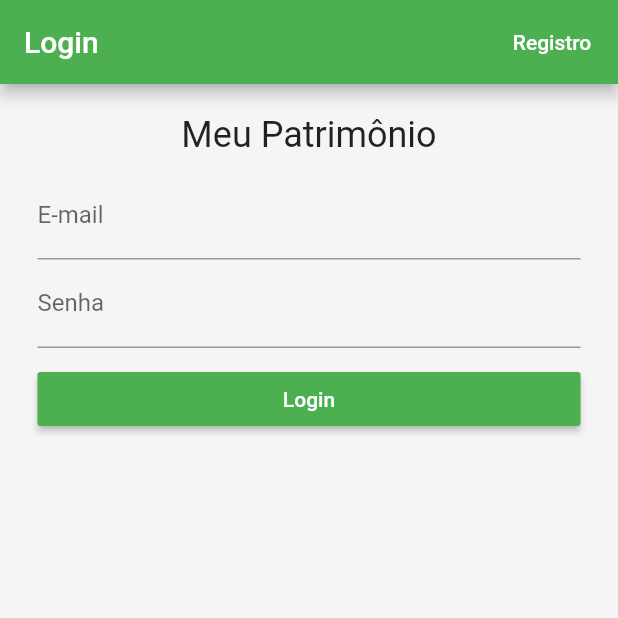
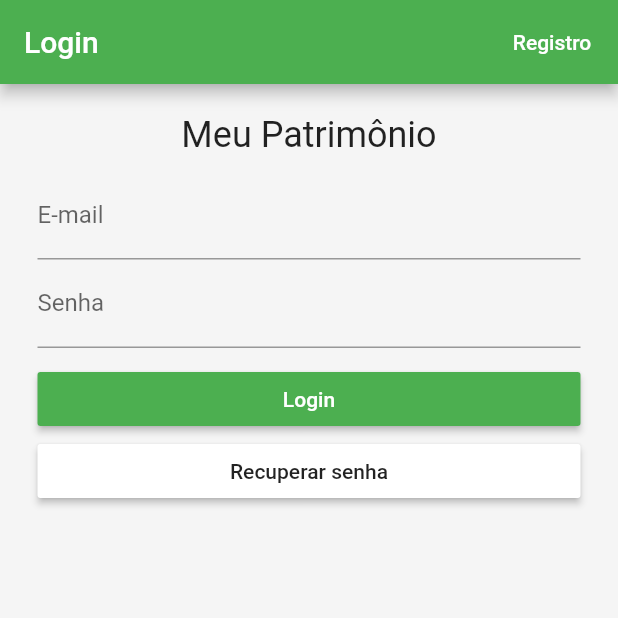
Before and after one commit to clbcabral/meupatrimonioapp, a Flutter app: the screen it shows after launch, on a phone screen of 412 x 824 dp, the top half of it. Run offline on Flutter 3.47's test engine with Material 2 defaults, Android fonts, the phone set to English and light mode, and no system bars; our stand-ins replace charts_flutter, cloud_firestore, dots_indicator, firebase_auth, flutter_html, package_info; accounts and stored records are empty.

Commit message:
Adicionando opção de recuperar senha.

```diff
--- a/lib/pages/autenticacao/formAutenticacao.dart
+++ b/lib/pages/autenticacao/formAutenticacao.dart
@@ -19,6 +19,8 @@ class AutenticacaoForm extends StatefulWidget {
 class _AutenticacaoFormState extends State<AutenticacaoForm> {
   final ServicoAutenticacao _servico = ServicoAutenticacao();
   final _formKey = GlobalKey<FormState>();
+  final _formFieldKey = GlobalKey<FormFieldState>();
+  final _scaffoldKey = GlobalKey<ScaffoldState>();
 
   final _emailController = TextEditingController();
   final _senhaController = TextEditingController();
@@ -80,6 +82,7 @@ class _AutenticacaoFormState extends State<AutenticacaoForm> {
     bool isRegistro = widget.metodo == MetodoAutenticacao.Registro;
 
     return Scaffold(
+      key: _scaffoldKey,
       backgroundColor: Colors.grey[100],
       appBar: AppBar(
         title: title(isRegistro),
@@ -112,6 +115,7 @@ class _AutenticacaoFormState extends State<AutenticacaoForm> {
                   ),
                   SizedBox(height: 10.0),
                   TextFormField(
+                    key: _formFieldKey,
                     controller: _emailController,
                     focusNode: _emailFocus,
                     autovalidate: _email.isNotEmpty,
@@ -193,6 +197,19 @@ class _AutenticacaoFormState extends State<AutenticacaoForm> {
                       }
                     },
                   ),
+                  RaisedButton(
+                    color: Theme.of(context).bottomAppBarColor,
+                    child: Text(Strings.recuperarSenha),
+                    onPressed: () async {
+                      setState(() => _error = '');
+                      if (_formFieldKey.currentState.validate()) {
+                        _servico.recuperarSenha(_email);
+                        _scaffoldKey.currentState.showSnackBar(SnackBar(
+                          content: Text(Strings.emailRecuperacaoEnviado),
+                        ));
+                      }
+                    },
+                  ),
                   SizedBox(height: 12.0),
                   Text(
                     _error,
--- a/lib/vals/strings.dart
+++ b/lib/vals/strings.dart
@@ -65,4 +65,7 @@ class Strings {
   static String desejaSair = "Deseja realmente sair?";
   static String politicaPrivacidade = "Política de Privacidade";
   static String termosCondicoes = "Termos e Condições";
+  static String recuperarSenha = "Recuperar senha";
+  static String emailRecuperacaoEnviado =
+      "Um e-mail de recuperação será enviado.";
 }
```
Also changed, not shown: lib/pages/home/menuLateral.dart (+3 -4 lines), lib/services/autenticacao.dart (+8 -0 lines).
